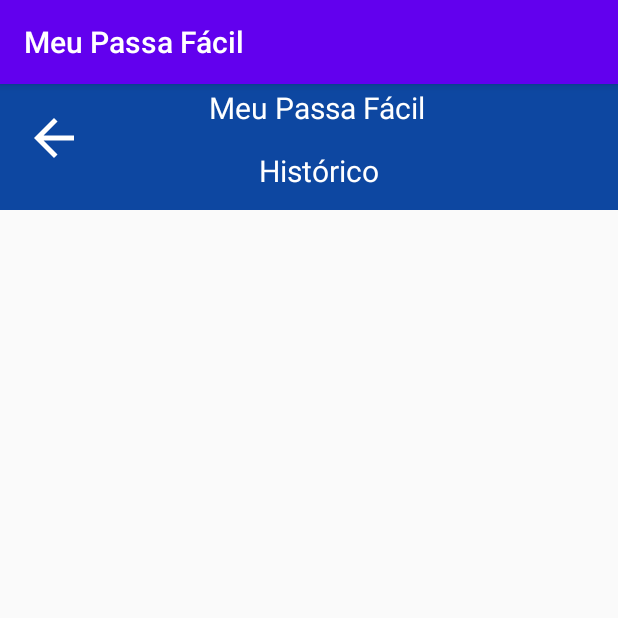
After one commit to IanMarcony/Passa-Facil-App, an Android app: the HistoryActivity screen opened directly, with no data from a screen before it, on a phone screen of 412 x 824 dp, the top half of it. The commit adds this screen. Run offline under Robolectric (Android 15) with nearby library versions, the phone set to English and light mode, and no system bars.

```diff
--- a/PassaFacilApp/app/build.gradle
+++ b/PassaFacilApp/app/build.gradle
@@ -32,4 +32,5 @@ dependencies {
     androidTestImplementation 'androidx.test.ext:junit:1.1.1'
     androidTestImplementation 'androidx.test.espresso:espresso-core:3.2.0'
     implementation 'androidx.recyclerview:recyclerview:1.1.0'
+    implementation 'com.google.android.gms:play-services-maps:17.0.0'
 }
--- /dev/null
+++ b/PassaFacilApp/app/src/main/java/com/marcony/passafacilproject/HistoryActivity.java
@@ -0,0 +1,14 @@
+package com.marcony.passafacilproject;
+
+import androidx.appcompat.app.AppCompatActivity;
+
+import android.os.Bundle;
+
+public class HistoryActivity extends AppCompatActivity {
+
+    @Override
+    protected void onCreate(Bundle savedInstanceState) {
+        super.onCreate(savedInstanceState);
+        setContentView(R.layout.activity_history);
+    }
+}
--- /dev/null
+++ b/PassaFacilApp/app/src/main/res/drawable/btn_back.xml
@@ -0,0 +1,5 @@
+<vector android:height="40dp" android:tint="#FFFFFF"
+    android:viewportHeight="24.0" android:viewportWidth="24.0"
+    android:width="40dp" xmlns:android="http://schemas.android.com/apk/res/android">
+    <path android:fillColor="#FFFFFF" android:pathData="M20,11H7.83l5.59,-5.59L12,4l-8,8 8,8 1.41,-1.41L7.83,13H20v-2z"/>
+</vector>
--- /dev/null
+++ b/PassaFacilApp/app/src/main/res/layout/activity_history.xml
@@ -0,0 +1,119 @@
+<?xml version="1.0" encoding="utf-8"?>
+<androidx.constraintlayout.widget.ConstraintLayout xmlns:android="http://schemas.android.com/apk/res/android"
+    xmlns:app="http://schemas.android.com/apk/res-auto"
+    xmlns:tools="http://schemas.android.com/tools"
+    android:layout_width="match_parent"
+    android:layout_height="match_parent"
+    tools:context=".HistoryActivity">
+
+
+    <androidx.constraintlayout.widget.Guideline
+        android:id="@+id/guideline8"
+        android:layout_width="wrap_content"
+        android:layout_height="wrap_content"
+        android:orientation="horizontal"
+        app:layout_constraintGuide_begin="84dp" />
+    <FrameLayout
+        android:id="@+id/frameLayout1"
+        android:layout_width="0dp"
+        android:layout_height="84dp"
+        android:background="#0D47A1"
+        app:layout_constraintBottom_toTopOf="@+id/guideline8"
+        app:layout_constraintEnd_toEndOf="parent"
+        app:layout_constraintHorizontal_bias="0.0"
+        app:layout_constraintStart_toStartOf="parent"
+        app:layout_constraintTop_toTopOf="parent">
+
+    </FrameLayout>
+
+    <ImageButton
+        android:id="@+id/activity_history_btn_back"
+        android:layout_width="wrap_content"
+        android:layout_height="wrap_content"
+        android:layout_marginBottom="28dp"
+        android:background="#00FFFFFF"
+        android:src="@drawable/btn_back"
+        app:layout_constraintBottom_toTopOf="@+id/guideline8"
+        app:layout_constraintEnd_toStartOf="@+id/guideline9"
+        app:layout_constraintHorizontal_bias="0.457"
+        app:layout_constraintStart_toStartOf="parent"
+        app:layout_constraintTop_toTopOf="parent"
+        app:layout_constraintVertical_bias="1.0" />
+
+    <TextView
+        android:id="@+id/textView5"
+        android:layout_width="wrap_content"
+        android:layout_height="wrap_content"
+        android:gravity="center_horizontal"
+        android:text="Meu Passa Fácil"
+        android:textColor="#FFFFFF"
+        android:textSize="20dp"
+        app:layout_constraintBottom_toTopOf="@+id/guideline11"
+        app:layout_constraintEnd_toStartOf="@+id/guideline10"
+        app:layout_constraintStart_toStartOf="@+id/guideline9"
+        app:layout_constraintTop_toTopOf="parent" />
+
+    <TextView
+        android:id="@+id/textView4"
+        android:layout_width="wrap_content"
+        android:layout_height="wrap_content"
+        android:gravity="center_horizontal"
+        android:text="Histórico"
+        android:textColor="#FFFFFF"
+        android:textSize="20dp"
+        app:layout_constraintBottom_toTopOf="@+id/guideline8"
+        app:layout_constraintEnd_toStartOf="@+id/guideline10"
+        app:layout_constraintStart_toStartOf="@+id/guideline9"
+        app:layout_constraintTop_toTopOf="@+id/guideline11" />
+
+    <androidx.constraintlayout.widget.Guideline
+        android:id="@+id/guideline9"
+        android:layout_width="wrap_content"
+        android:layout_height="wrap_content"
+        android:orientation="vertical"
+        app:layout_constraintGuide_begin="75dp" />
+
+    <androidx.constraintlayout.widget.Guideline
+        android:id="@+id/guideline10"
+        android:layout_width="wrap_content"
+        android:layout_height="wrap_content"
+        android:orientation="vertical"
+        app:layout_constraintGuide_begin="349dp" />
+
+    <androidx.constraintlayout.widget.Guideline
+        android:id="@+id/guideline11"
+        android:layout_width="wrap_content"
+        android:layout_height="wrap_content"
+        android:orientation="horizontal"
+        app:layout_constraintGuide_begin="31dp" />
+
+    <androidx.constraintlayout.widget.Guideline
+        android:id="@+id/guideline12"
+        android:layout_width="wrap_content"
+        android:layout_height="wrap_content"
+        android:orientation="vertical"
+        app:layout_constraintGuide_begin="32dp" />
+
+    <androidx.constraintlayout.widget.Guideline
+        android:id="@+id/guideline13"
+        android:layout_width="wrap_content"
+        android:layout_height="wrap_content"
+        android:orientation="vertical"
+        app:layout_constraintGuide_begin="385dp" />
+
+    <androidx.recyclerview.widget.RecyclerView
+        android:layout_width="311dp"
+        android:layout_height="593dp"
+        app:layout_constraintBottom_toTopOf="@+id/guideline14"
+        app:layout_constraintEnd_toStartOf="@+id/guideline13"
+        app:layout_constraintStart_toStartOf="@+id/guideline12"
+        app:layout_constraintTop_toTopOf="@+id/guideline8" />
+
+    <androidx.constraintlayout.widget.Guideline
+        android:id="@+id/guideline14"
+        android:layout_width="wrap_content"
+        android:layout_height="wrap_content"
+        android:orientation="horizontal"
+        app:layout_constraintGuide_begin="686dp" />
+
+</androidx.constraintlayout.widget.ConstraintLayout>
--- a/PassaFacilApp/app/src/main/res/values/strings.xml
+++ b/PassaFacilApp/app/src/main/res/values/strings.xml
@@ -1,3 +1,3 @@
 <resources>
-    <string name="app_name">PassaFacilProject</string>
+    <string name="app_name">Meu Passa Fácil</string>
 </resources>
```
Also changed, not shown: PassaFacilApp/app/src/main/AndroidManifest.xml (+17 -9 lines), PassaFacilApp/app/src/main/java/com/marcony/passafacilproject/MapActivity.java (added, +14 -0 lines), PassaFacilApp/app/src/main/res/layout/activity_map.xml (added, +122 -0 lines).
